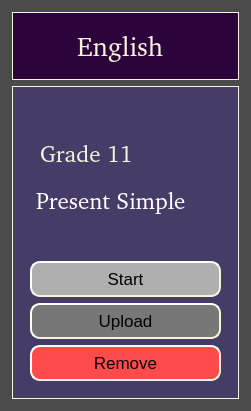
Before: the Qt Designer form test_card.ui in HarelZeevi/Cleverum-Teacher, drawn with Qt 5.
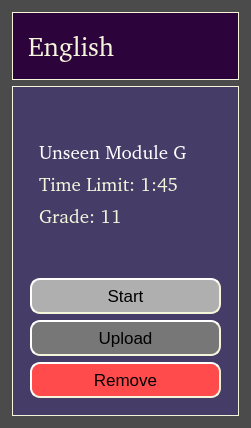
After: the same form once the commit is applied.

Commit message: my tests has been upgraded with the option to view created tests and to create a test

The edit to the form file:
```diff
--- a/test_card.ui
+++ b/test_card.ui
@@ -7,7 +7,7 @@
     <x>0</x>
     <y>0</y>
     <width>251</width>
-    <height>411</height>
+    <height>428</height>
    </rect>
   </property>
   <property name="windowTitle">
@@ -78,7 +78,7 @@
          <property name="bottomMargin">
           <number>8</number>
          </property>
-         <item alignment="Qt::AlignHCenter">
+         <item>
           <widget class="QLabel" name="topic">
            <property name="font">
             <font>
@@ -155,12 +155,42 @@
               </property>
              </spacer>
             </item>
+            <item>
+             <widget class="QLabel" name="subtopic">
+              <property name="font">
+               <font>
+                <family>URW Bookman [UKWN]</family>
+                <pointsize>14</pointsize>
+               </font>
+              </property>
+              <property name="styleSheet">
+               <string notr="true">border:0px;
+color:white;</string>
+              </property>
+              <property name="text">
+               <string>Unseen Module G</string>
+              </property>
+             </widget>
+            </item>
+            <item>
+             <widget class="QLabel" name="label">
+              <property name="font">
+               <font>
+                <family>URW Bookman [urw]</family>
+                <pointsize>14</pointsize>
+               </font>
+              </property>
+              <property name="text">
+               <string>Time Limit: 1:45</string>
+              </property>
+             </widget>
+            </item>
             <item>
              <widget class="QLabel" name="grade">
               <property name="font">
                <font>
                 <family>URW Bookman [UKWN]</family>
-                <pointsize>17</pointsize>
+                <pointsize>14</pointsize>
                </font>
               </property>
               <property name="styleSheet">
@@ -168,30 +198,13 @@
 </string>
               </property>
               <property name="text">
-               <string>Grade 11</string>
+               <string>Grade: 11</string>
               </property>
              </widget>
             </item>
            </layout>
           </widget>
          </item>
-         <item>
-          <widget class="QLabel" name="subtopic">
-           <property name="font">
-            <font>
-             <family>URW Bookman [UKWN]</family>
-             <pointsize>17</pointsize>
-            </font>
-           </property>
-           <property name="styleSheet">
-            <string notr="true">border:0px;
-color:white;</string>
-           </property>
-           <property name="text">
-            <string>Present Simple</string>
-           </property>
-          </widget>
-         </item>
          <item>
           <spacer name="verticalSpacer_2">
            <property name="orientation">
```
The commit also changes 12 other files.
